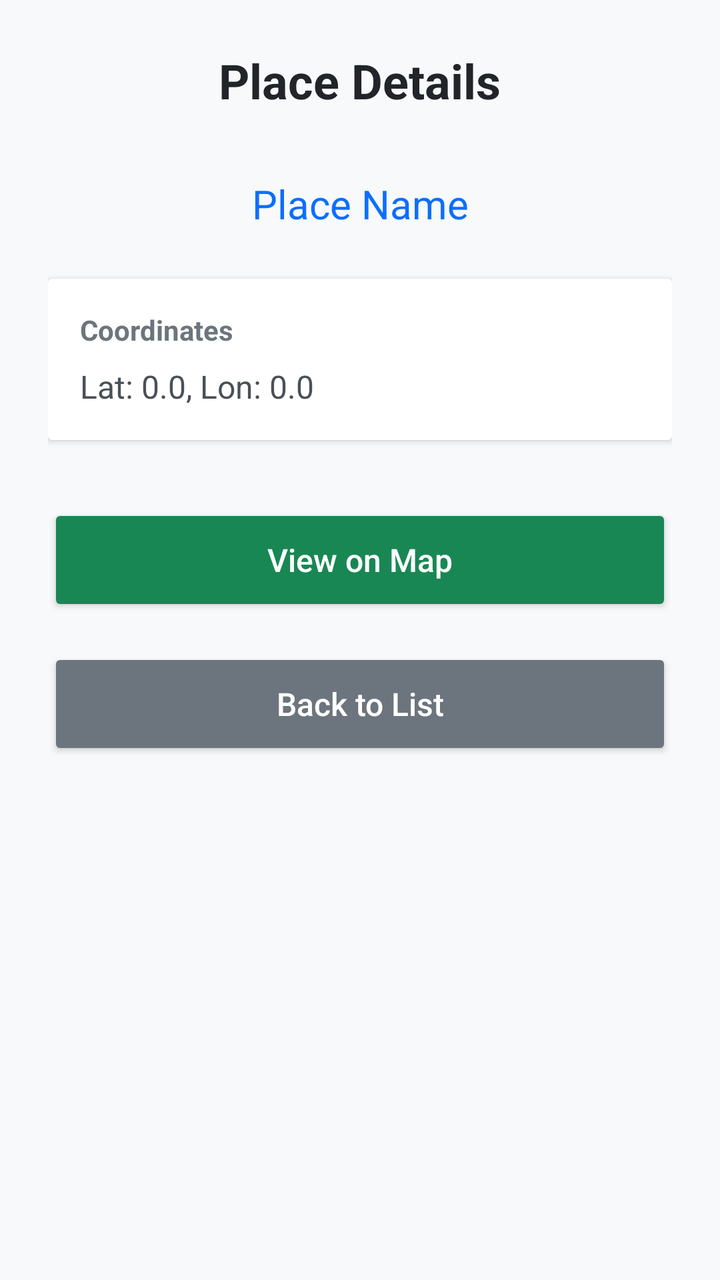
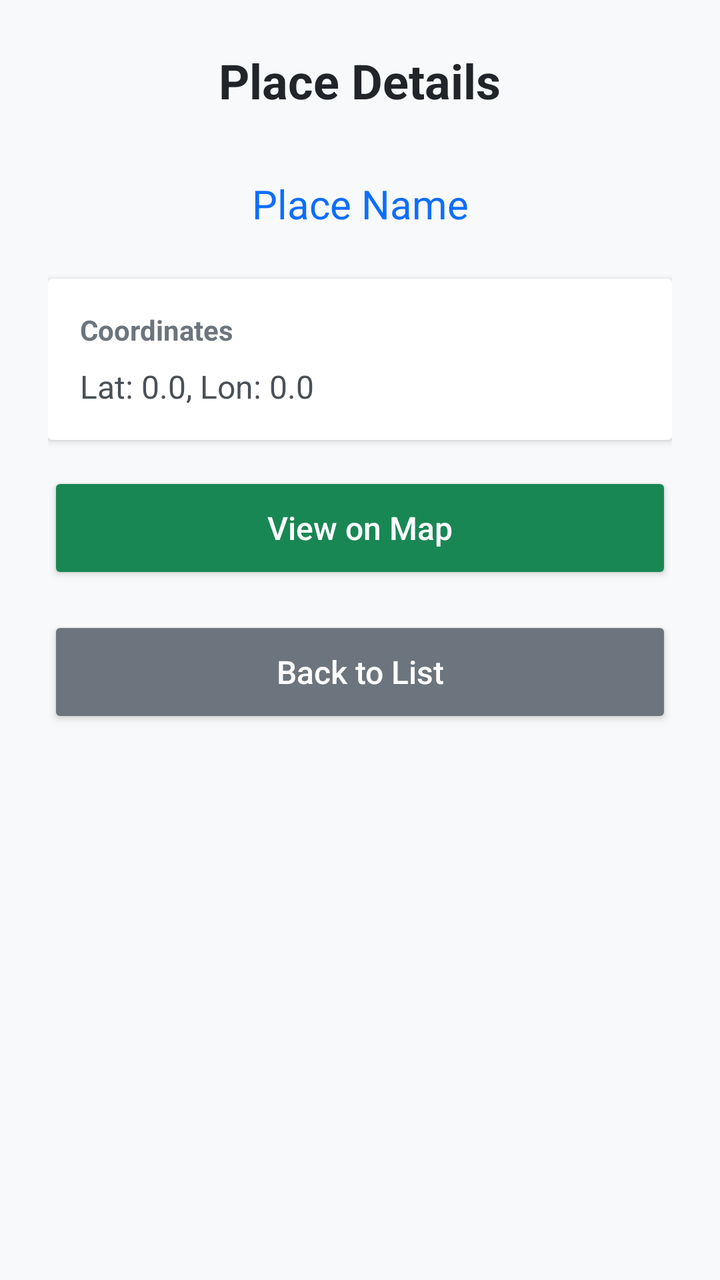

Before-and-after screenshots of an Android layout around one commit, followed by the original layout XML and the change that was made.
<!-- AndroidManifest.xml: application theme Theme.Favorite -->
<!-- res/layout/activity_place_detail.xml -->
<?xml version="1.0" encoding="utf-8"?>
<LinearLayout xmlns:android="http://schemas.android.com/apk/res/android"
    android:layout_width="match_parent"
    android:layout_height="match_parent"
    android:orientation="vertical"
    android:padding="24dp"
    android:gravity="center_horizontal"
    android:background="#F8F9FA">

    <TextView
        android:id="@+id/textViewDetailTitle"
        android:layout_width="wrap_content"
        android:layout_height="wrap_content"
        android:text="Place Details"
        android:textSize="24sp"
        android:textStyle="bold"
        android:textColor="#212529"
        android:layout_marginBottom="32dp"/>

    <TextView
        android:id="@+id/textViewDetailName"
        android:layout_width="match_parent"
        android:layout_height="wrap_content"
        android:text="Place Name"
        android:textSize="20sp"
        android:textColor="#0D6EFD"
        android:gravity="center"
        android:layout_marginBottom="24dp"/>

    <androidx.cardview.widget.CardView
        android:layout_width="match_parent"
        android:layout_height="wrap_content"
        android:layout_marginBottom="32dp"
        android:backgroundTint="#FFFFFF">
        <LinearLayout
            android:layout_width="match_parent"
            android:layout_height="wrap_content"
            android:orientation="vertical"
            android:padding="16dp">
            
            <TextView
                android:layout_width="wrap_content"
                android:layout_height="wrap_content"
                android:text="Coordinates"
                android:textSize="14sp"
                android:textStyle="bold"
                android:textColor="#6C757D"
                android:layout_marginBottom="8dp"/>

            <TextView
                android:id="@+id/textViewDetailCoords"
                android:layout_width="wrap_content"
                android:layout_height="wrap_content"
                android:text="Lat: 0.0, Lon: 0.0"
                android:textSize="16sp"
                android:textColor="#495057"/>
        </LinearLayout>
    </androidx.cardview.widget.CardView>

    <Button
        android:id="@+id/buttonViewOnMap"
        android:layout_width="match_parent"
        android:layout_height="56dp"
        android:text="View on Map"
        android:textAllCaps="false"
        android:backgroundTint="#198754"
        android:textColor="#FFFFFF"
        android:textSize="16sp"
        android:layout_marginBottom="16dp"/>

    <Button
        android:id="@+id/buttonBack"
        android:layout_width="match_parent"
        android:layout_height="56dp"
        android:text="Back to List"
        android:textAllCaps="false"
        android:backgroundTint="#6C757D"
        android:textColor="#FFFFFF"
        android:textSize="16sp"/>

</LinearLayout>
<!-- resources referenced by this layout -->
<resources>
  <style name="Theme.Favorite" parent="Theme.MaterialComponents.Light.NoActionBar">
          
          <item name="colorPrimary">@color/primary_purple</item>
          <item name="colorPrimaryVariant">@color/primary_dark</item>
          <item name="colorOnPrimary">@color/white</item>
          
          <item name="colorSecondary">@color/primary_light</item>
          <item name="colorSecondaryVariant">@color/primary_dark</item>
          <item name="colorOnSecondary">@color/white</item>
          
          <item name="android:statusBarColor">@color/primary_purple</item>
          <item name="android:windowLightStatusBar" tools:targetApi="23">false</item>
          
          <item name="colorSurface">@color/surface</item>
          <item name="colorOnSurface">@color/text_primary</item>
          <item name="android:colorBackground">@color/background_dark</item>
          
          <item name="boxStrokeColor">@color/primary_purple</item>
      </style>
  <color name="primary_purple">#0891B2</color>
  <color name="primary_dark">#0E7490</color>
  <color name="white">#FFFFFFFF</color>
  <color name="primary_light">#67E8F9</color>
  <color name="surface">#FFFFFF</color>
  <color name="text_primary">#0C4A6E</color>
  <color name="background_dark">#E0F7FA</color>
</resources>

<!-- the commit's change to res/layout/activity_place_detail.xml (unified diff, before → after) -->
@@ -30,14 +30,14 @@
     <androidx.cardview.widget.CardView
         android:layout_width="match_parent"
         android:layout_height="wrap_content"
-        android:layout_marginBottom="32dp"
+        android:layout_marginBottom="16dp"
         android:backgroundTint="#FFFFFF">
         <LinearLayout
             android:layout_width="match_parent"
             android:layout_height="wrap_content"
             android:orientation="vertical"
             android:padding="16dp">
-            
+
             <TextView
                 android:layout_width="wrap_content"
                 android:layout_height="wrap_content"
@@ -52,6 +52,38 @@
                 android:layout_width="wrap_content"
                 android:layout_height="wrap_content"
                 android:text="Lat: 0.0, Lon: 0.0"
+                android:textSize="16sp"
+                android:textColor="#495057"/>
+        </LinearLayout>
+    </androidx.cardview.widget.CardView>
+
+    <androidx.cardview.widget.CardView
+        android:id="@+id/cardViewDescription"
+        android:layout_width="match_parent"
+        android:layout_height="wrap_content"
+        android:layout_marginBottom="32dp"
+        android:backgroundTint="#FFFFFF"
+        android:visibility="gone">
+        <LinearLayout
+            android:layout_width="match_parent"
+            android:layout_height="wrap_content"
+            android:orientation="vertical"
+            android:padding="16dp">
+
+            <TextView
+                android:layout_width="wrap_content"
+                android:layout_height="wrap_content"
+                android:text="Description"
+                android:textSize="14sp"
+                android:textStyle="bold"
+                android:textColor="#6C757D"
+                android:layout_marginBottom="8dp"/>
+
+            <TextView
+                android:id="@+id/textViewDetailDescription"
+                android:layout_width="match_parent"
+                android:layout_height="wrap_content"
+                android:text="No description available."
                 android:textSize="16sp"
                 android:textColor="#495057"/>
         </LinearLayout>
